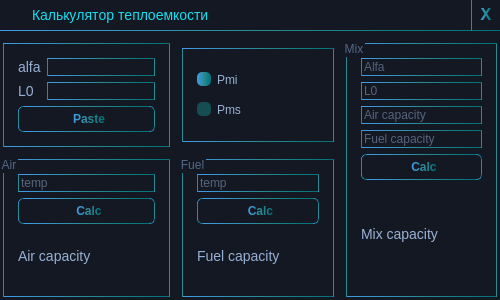
The window that 2modules/tempcalc.ui (Ismaxis/212QtMay) describes before a commit, drawn with Qt 5.
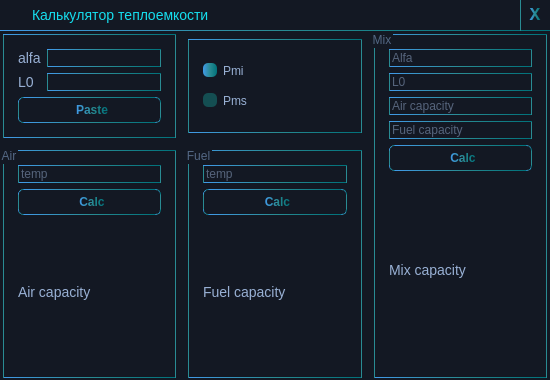
The same window after the commit.

```diff
--- a/2modules/tempcalc.ui
+++ b/2modules/tempcalc.ui
@@ -6,8 +6,8 @@
    <rect>
     <x>0</x>
     <y>0</y>
-    <width>500</width>
-    <height>300</height>
+    <width>550</width>
+    <height>380</height>
    </rect>
   </property>
   <property name="windowTitle">
@@ -75,9 +75,9 @@
    <property name="geometry">
     <rect>
      <x>0</x>
-     <y>40</y>
-     <width>500</width>
-     <height>260</height>
+     <y>31</y>
+     <width>550</width>
+     <height>350</height>
     </rect>
    </property>
    <layout class="QGridLayout" name="gridLayout_3">
@@ -332,7 +332,7 @@
     <rect>
      <x>0</x>
      <y>0</y>
-     <width>500</width>
+     <width>550</width>
      <height>31</height>
     </rect>
    </property>
@@ -379,7 +379,7 @@
    <widget class="QPushButton" name="closePushButton">
     <property name="geometry">
      <rect>
-      <x>471</x>
+      <x>520</x>
       <y>0</y>
       <width>31</width>
       <height>31</height>
```
